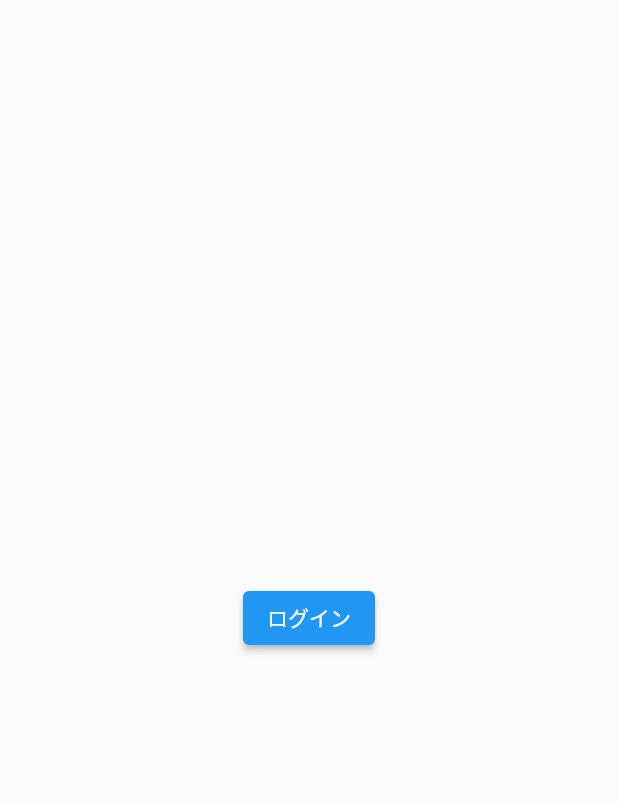
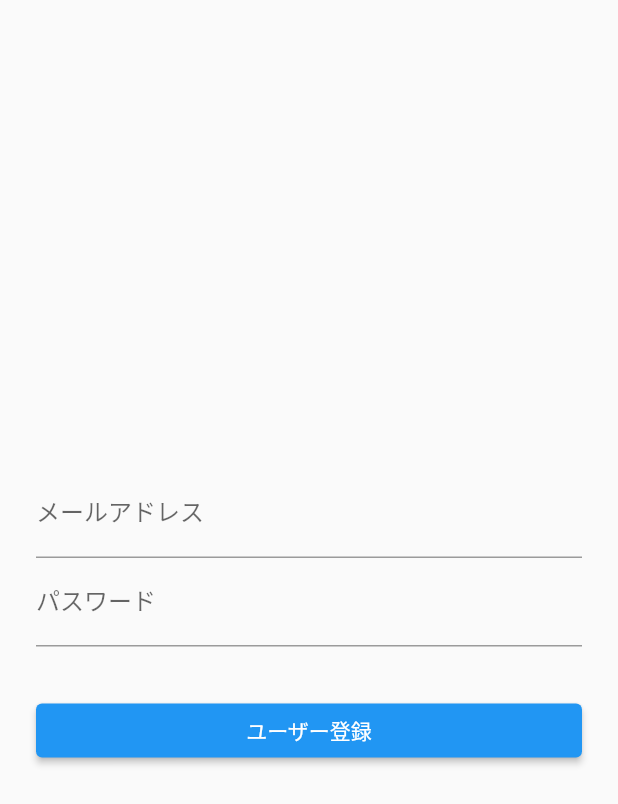
Before and after one commit to tadakun8/flutter-firebase-chatapp, a Flutter app: the screen it shows after launch, on a phone screen of 412 x 824 dp. Shown: the top 804 px of the screen. Run offline on Flutter 3.47's test engine with Material 2 defaults, Android fonts, the phone set to English and light mode, and no system bars; our stand-ins replace firebase_auth, firebase_core; accounts and stored records are empty.

Commit message:
feat: add register feature

```diff
--- a/lib/main.dart
+++ b/lib/main.dart
@@ -1,3 +1,5 @@
+import 'package:firebase_auth/firebase_auth.dart';
+import 'package:firebase_core/firebase_core.dart';
 import 'package:flutter/material.dart';
 
 void main() {
@@ -17,29 +19,72 @@
   }
 }
 
-// ログイン画面用Widget
-class LoginPage extends StatelessWidget {
+class LoginPage extends StatefulWidget {
+  @override
+  _LoginPageState createState() => _LoginPageState();
+}
+
+class _LoginPageState extends State<LoginPage> {
+  // メッセージ表示用
+  String infoText = '';
+  // 入力されたメールアドレス
+  String email = '';
+  // 入力されたパスワード
+  String password = '';
   @override
   Widget build(BuildContext context) {
     return Scaffold(
       body: Center(
-          child: Column(
-        mainAxisAlignment: MainAxisAlignment.center,
-        children: <Widget>[
-          ElevatedButton(
-            child: Text('ログイン'),
+        child: Container(
+          padding: EdgeInsets.all(24),
+          child: Column(mainAxisAlignment: MainAxisAlignment.center, children: <Widget>[
+            TextFormField(
+              decoration: InputDecoration(labelText: "メールアドレス"),
+              onChanged: (String value) {
+                setState(() {
+                  email = value;
+                });
+              },
+            ),
+            TextFormField(
+              decoration: InputDecoration(labelText: "パスワード"),
+              onChanged: (String value) {
+                setState(() {
+                  password = value;
+                });
+              },
+            ),
+            Container(
+              padding: EdgeInsets.all(8),
+              child: Text(infoText),
+            ),
+            Container(
+              width: double.infinity,
+              child: ElevatedButton(
+                child: Text("ユーザー登録"),
                 onPressed: () async {
-              // チャット画面に遷移＋ログイン画面を破棄
-              // NOTE: pushReplacementはpopで戻れない(画面の入れ替え)
+                  try {
+                    final FirebaseAuth auth = FirebaseAuth.instance;
+                    await auth.createUserWithEmailAndPassword(
+                      email: email,
+                      password: password,
+                    );
                     await Navigator.of(context).pushReplacement(
                       MaterialPageRoute(builder: (context) {
                         return ChatPage();
                       }),
                     );
+                  } catch (e) {
+                    setState(() {
+                      infoText = e.toString();
+                    });
+                  }
                 },
-          )
-        ],
-      )),
+              ),
+            ),
+          ]),
+        ),
+      ),
     );
   }
 }
--- a/pubspec.yaml
+++ b/pubspec.yaml
@@ -23,6 +23,8 @@
 dependencies:
   flutter:
     sdk: flutter
+  firebase_core: ^1.0.1
+  firebase_auth: ^1.0.1
 
 
   # The following adds the Cupertino Icons font to your application.
```
Also changed, not shown: pubspec.lock, 4 other files. Lines whose indentation alone changed are shown as unchanged.
